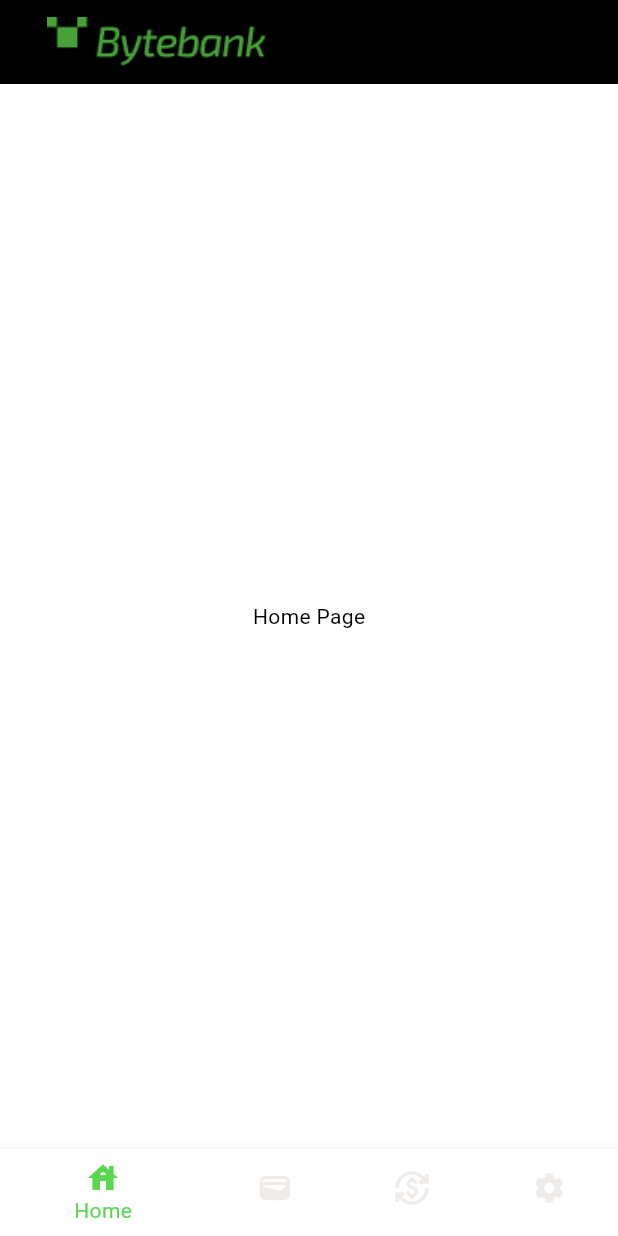
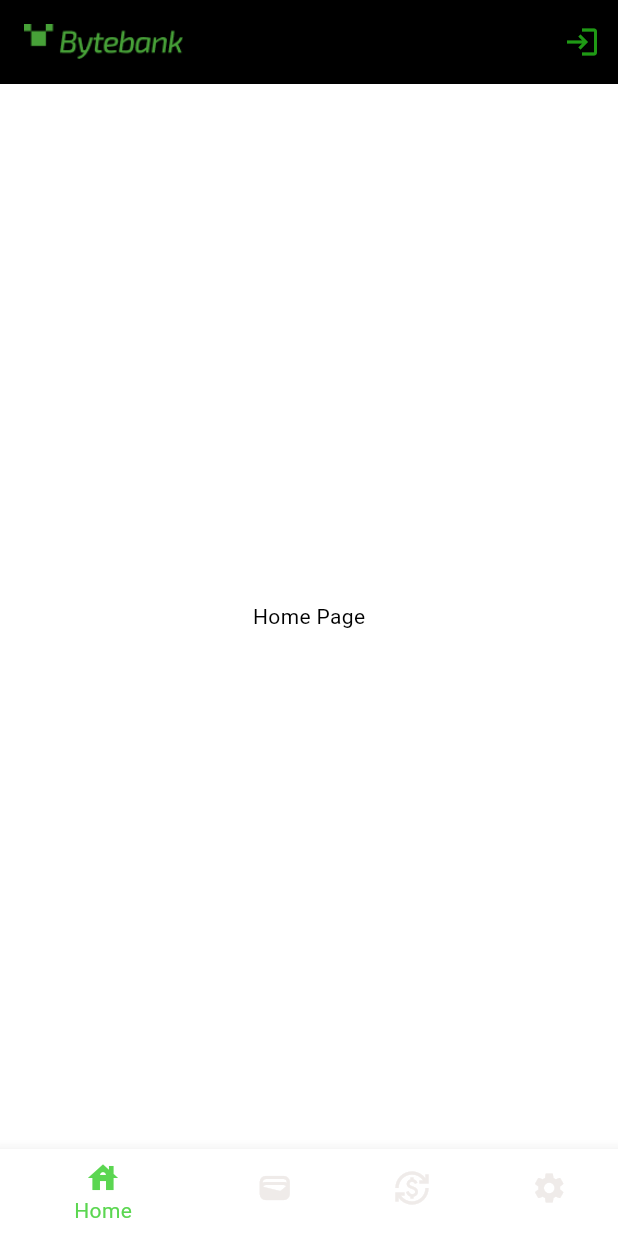
Before and after one commit to 4FRNT-Pos-Tech-Grupo-01/bytebank-app, a Flutter app: the screen it shows after launch, on a phone screen of 412 x 824 dp. Run offline on Flutter 3.47's test engine with Material 3 defaults, Android fonts, the phone set to English and light mode, and no system bars; our stand-ins replace animated_splash_screen, lottie.

Commit message:
Implements login initial setup

```diff
--- a/lib/home.dart
+++ b/lib/home.dart
@@ -20,7 +20,17 @@ class _MyHomePageState extends State<MyHomePage> {
     return Scaffold(
       appBar: AppBar(
         backgroundColor: Theme.of(context).colorScheme.inversePrimary,
-        title: Image.asset('assets/images/logo.png', height: 40),
+        title: Image.asset('assets/images/logo.png', height: 24),
+        actions: [
+          IconButton(
+            icon: Icon(Icons.login),
+            color: const Color.fromARGB(195, 41, 202, 27),
+            alignment: Alignment.center,
+            onPressed: () {
+              // login action
+            },
+          ),
+        ],
       ),
       bottomNavigationBar: BottomNavigationBar(
         currentIndex: selectedIndex,
```
